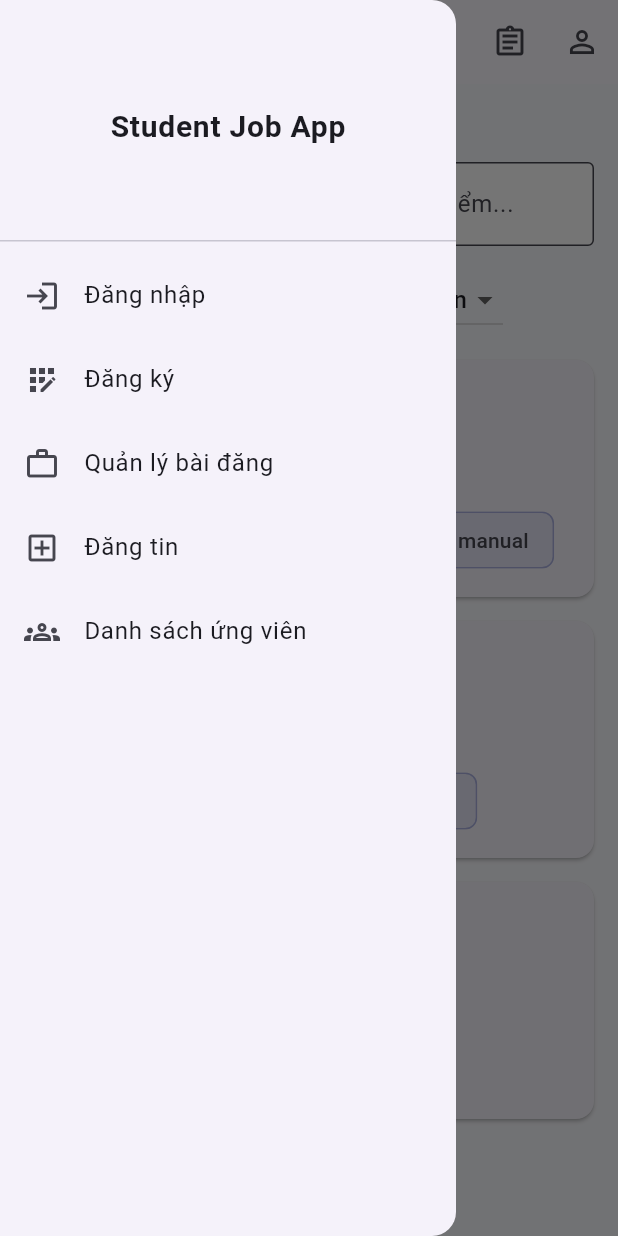
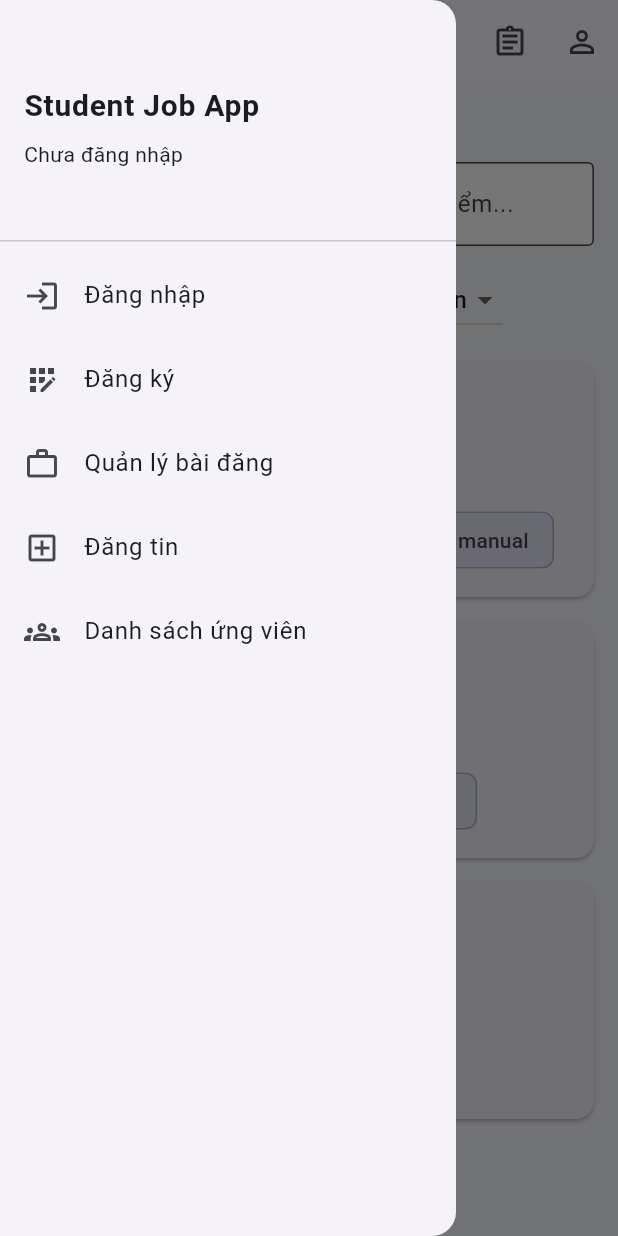
Before and after one commit to phamquidan/Student_Job_App, a Flutter app: the screen it shows after launch, in the side drawer, after a tap on the "favorite outline" icon, on a phone screen of 412 x 824 dp. Run offline on Flutter 3.47's test engine with Material 3 defaults, Android fonts, the phone set to English and light mode, and no system bars; our stand-ins replace cloud_firestore, dio, firebase_auth, firebase_core, flutter_riverpod, go_router and 1 more; accounts and stored records are empty.

Commit message:
fix loi dang nhap dang ky va toi uu giao dien

```diff
--- a/lib/core/config/app_config.dart
+++ b/lib/core/config/app_config.dart
@@ -1,5 +1,7 @@
 class AppConfig {
-  static const bool useFirebase = false;
+  static const bool useFirebase = true;
+  static bool firebaseInitialized = false;
+  static bool get isFirebaseEnabled => useFirebase && firebaseInitialized;
   static const bool enableJobsApi = false;
 
   static const String jobsBaseUrl = 'https://example.com';
--- a/lib/features/applications/presentation/providers/applied_jobs_provider.dart
+++ b/lib/features/applications/presentation/providers/applied_jobs_provider.dart
@@ -23,7 +23,7 @@ class AppliedJobsNotifier extends StateNotifier<AsyncValue<List<AppliedJobModel>
   StreamSubscription<User?>? _authSub;
 
   AppliedJobsNotifier() : super(const AsyncValue.loading()) {
-    if (AppConfig.useFirebase) {
+    if (AppConfig.isFirebaseEnabled) {
       _authSub = _auth.authStateChanges().listen((_) => _load());
     }
     _load();
@@ -61,7 +61,7 @@ class AppliedJobsNotifier extends StateNotifier<AsyncValue<List<AppliedJobModel>
   }
 
   Future<List<AppliedJobModel>> _loadItems() async {
-    if (AppConfig.useFirebase && _auth.currentUser != null) {
+    if (AppConfig.isFirebaseEnabled && _auth.currentUser != null) {
       final uid = _auth.currentUser!.uid;
       final snapshot = await _firestore
           .collection('users')
@@ -100,7 +100,7 @@ class AppliedJobsNotifier extends StateNotifier<AsyncValue<List<AppliedJobModel>
     String? deleteApplicationId,
     bool clearAll = false,
   }) async {
-    if (AppConfig.useFirebase && _auth.currentUser != null) {
+    if (AppConfig.isFirebaseEnabled && _auth.currentUser != null) {
       final uid = _auth.currentUser!.uid;
       final collection = _firestore.collection('users').doc(uid).collection('applications');
       if (clearAll) {
--- a/lib/features/auth/presentation/providers/auth_state_provider.dart
+++ b/lib/features/auth/presentation/providers/auth_state_provider.dart
@@ -13,7 +13,7 @@ final authServiceProvider = Provider<AuthService>((ref) {
 });
 
 final authStateProvider = StreamProvider<User?>((ref) {
-  if (!AppConfig.useFirebase) {
+  if (!AppConfig.isFirebaseEnabled) {
     return Stream<User?>.value(null);
   }
   return ref.watch(authServiceProvider).authStateChanges();
--- a/lib/features/auth/presentation/screens/register_screen.dart
+++ b/lib/features/auth/presentation/screens/register_screen.dart
@@ -38,10 +38,10 @@ class _RegisterScreenState extends ConsumerState<RegisterScreen> {
       );
       return;
     }
-    if (!AppConfig.useFirebase) {
+    if (!AppConfig.isFirebaseEnabled) {
       ScaffoldMessenger.of(context).showSnackBar(
         const SnackBar(
-          content: Text('Firebase đang tắt. Bật AppConfig.useFirebase để đăng ký thật.'),
+          content: Text('Firebase chưa sẵn sàng. Kiểm tra cấu hình Firebase rồi thử lại.'),
         ),
       );
       return;
--- a/lib/features/favorites/presentation/providers/favorites_provider.dart
+++ b/lib/features/favorites/presentation/providers/favorites_provider.dart
@@ -16,7 +16,7 @@ final favoritesProvider = StateNotifierProvider<FavoritesNotifier, AsyncValue<Se
 
 class FavoritesNotifier extends StateNotifier<AsyncValue<Set<String>>> {
   FavoritesNotifier() : super(const AsyncValue.loading()) {
-    if (AppConfig.useFirebase) {
+    if (AppConfig.isFirebaseEnabled) {
       _authSub = _auth.authStateChanges().listen((_) => load());
     }
     load();
@@ -28,7 +28,7 @@ class FavoritesNotifier extends StateNotifier<AsyncValue<Set<String>>> {
 
   Future<void> load() async {
     try {
-      if (AppConfig.useFirebase && _auth.currentUser != null) {
+      if (AppConfig.isFirebaseEnabled && _auth.currentUser != null) {
         state = AsyncValue.data(await _loadFromFirestore(_auth.currentUser!.uid));
       } else {
         state = AsyncValue.data(await _loadFromLocal());
@@ -48,7 +48,7 @@ class FavoritesNotifier extends StateNotifier<AsyncValue<Set<String>>> {
     }
     state = AsyncValue.data(current);
 
-    if (AppConfig.useFirebase && _auth.currentUser != null) {
+    if (AppConfig.isFirebaseEnabled && _auth.currentUser != null) {
       final doc = _firestore.collection('users').doc(_auth.currentUser!.uid).collection('favorites').doc(job.id);
       if (wasFavorite) {
         await doc.delete();
--- a/lib/features/jobs/presentation/screens/home_screen.dart
+++ b/lib/features/jobs/presentation/screens/home_screen.dart
@@ -122,14 +122,25 @@ class _HomeScreenState extends ConsumerState<HomeScreen> {
       drawer: Drawer(
         child: ListView(
           children: [
-            const DrawerHeader(
-              child: Center(
-                child: Text('Student Job App', style: TextStyle(fontSize: 20, fontWeight: FontWeight.bold)),
+            DrawerHeader(
+              child: Column(
+                crossAxisAlignment: CrossAxisAlignment.start,
+                mainAxisAlignment: MainAxisAlignment.center,
+                children: [
+                  const Text('Student Job App', style: TextStyle(fontSize: 20, fontWeight: FontWeight.bold)),
+                  const SizedBox(height: 8),
+                  Text(
+                    user != null ? (user.email ?? 'Đã đăng nhập') : 'Chưa đăng nhập',
+                    style: Theme.of(context).textTheme.bodyMedium,
+                  ),
+                ],
               ),
             ),
-            ListTile(leading: const Icon(Icons.login), title: const Text('Đăng nhập'), onTap: () => context.push('/login')),
-            ListTile(leading: const Icon(Icons.app_registration), title: const Text('Đăng ký'), onTap: () => context.push('/register')),
-            if (AppConfig.useFirebase && user != null)
+            if (!AppConfig.isFirebaseEnabled || user == null)
+              ListTile(leading: const Icon(Icons.login), title: const Text('Đăng nhập'), onTap: () => context.push('/login')),
+            if (!AppConfig.isFirebaseEnabled || user == null)
+              ListTile(leading: const Icon(Icons.app_registration), title: const Text('Đăng ký'), onTap: () => context.push('/register')),
+            if (AppConfig.isFirebaseEnabled && user != null)
               ListTile(
                 leading: const Icon(Icons.logout),
                 title: const Text('Đăng xuất'),
@@ -137,6 +148,9 @@ class _HomeScreenState extends ConsumerState<HomeScreen> {
                   await ref.read(authServiceProvider).signOut();
                   if (!context.mounted) return;
                   context.pop();
+                  ScaffoldMessenger.of(context).showSnackBar(
+                    const SnackBar(content: Text('Đã đăng xuất.')),
+                  );
                 },
               ),
             ListTile(leading: const Icon(Icons.work_outline), title: const Text('Quản lý bài đăng'), onTap: () => context.push('/recruiter/manage-posts')),
--- a/lib/main.dart
+++ b/lib/main.dart
@@ -4,13 +4,18 @@ import 'package:firebase_core/firebase_core.dart';
 
 import 'app/app.dart';
 import 'core/config/app_config.dart';
+import 'firebase_options.dart';
 
 Future<void> main() async {
   WidgetsFlutterBinding.ensureInitialized();
   if (AppConfig.useFirebase) {
     try {
-      await Firebase.initializeApp();
+      await Firebase.initializeApp(
+        options: DefaultFirebaseOptions.currentPlatform,
+      );
+      AppConfig.firebaseInitialized = true;
     } catch (e) {
+      AppConfig.firebaseInitialized = false;
       debugPrint('Firebase init failed: $e');
     }
   }
```
Also changed, not shown: lib/features/auth/presentation/screens/login_screen.dart (+11 -2 lines), firebase.json (added), lib/firebase_options.dart (added), 4 other files.
